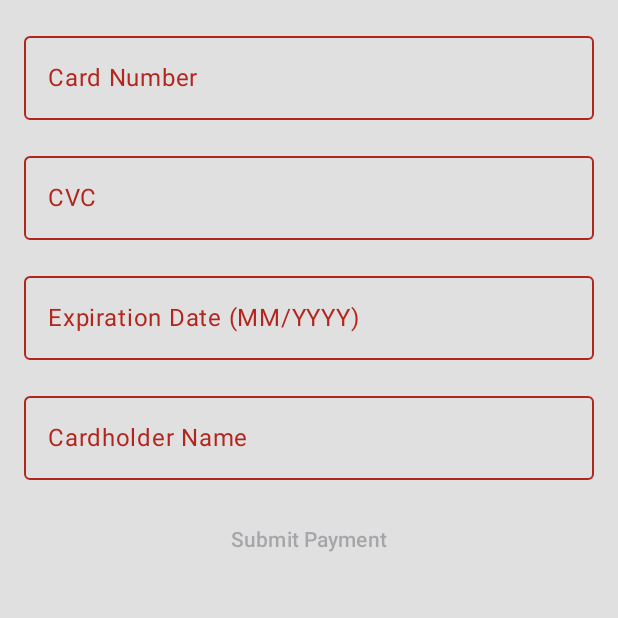
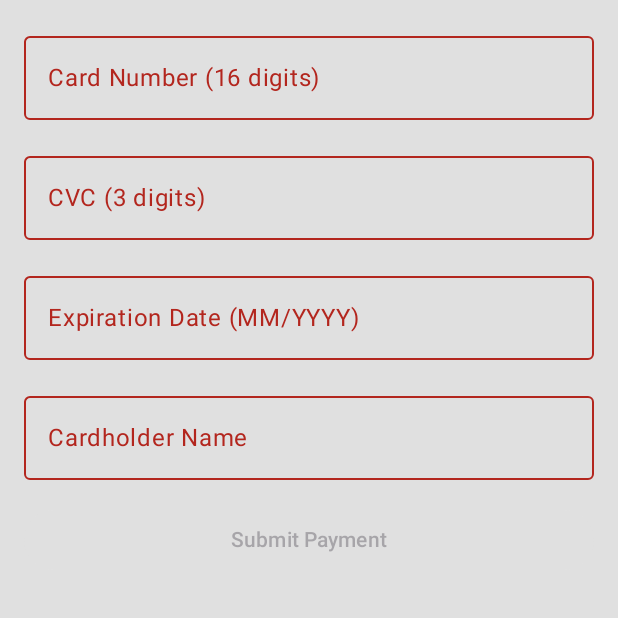
Before and after one commit to shivang0-0/ShopMate, an Android app built with Jetpack Compose: the composable PaymentScreen shown on its own in the app's theme, on a phone screen of 412 x 824 dp, the top half of it. Run offline under Robolectric (Android 15) with nearby library versions, the light colour scheme and no system bars.

Commit message:
added input validation in paymentscreen

```diff
--- a/app/src/main/java/com/sparkathon/shopmate/main/screens/PaymentScreen.kt
+++ b/app/src/main/java/com/sparkathon/shopmate/main/screens/PaymentScreen.kt
@@ -37,7 +37,14 @@ fun PaymentScreen() {
     val coroutineScope = rememberCoroutineScope()
     val textFieldColors = MaterialTheme.colorScheme.secondary
 
-    val isFormValid = cardNumber.isNotBlank() && cardCvc.isNotBlank() && cardExpirationDate.isNotBlank() && cardName.isNotBlank()
+    // Validation checks
+    val isCardNumberValid = cardNumber.length == 16 && cardNumber.all { it.isDigit() }
+    val isCvcValid = cardCvc.length == 3 && cardCvc.all { it.isDigit() }
+    val isExpirationDateValid = Regex("^(0[1-9]|1[0-2])/\\d{4}\$").matches(cardExpirationDate)
+    val isCardNameValid = cardName.isNotBlank()
+
+    // Form validation
+    val isFormValid = isCardNumberValid && isCvcValid && isExpirationDateValid && isCardNameValid
 
     Column(
         modifier = Modifier
@@ -48,7 +55,7 @@ fun PaymentScreen() {
         OutlinedTextField(
             value = cardNumber,
             onValueChange = { cardNumber = it },
-            label = { Text("Card Number") },
+            label = { Text("Card Number (16 digits)") },
             modifier = Modifier.fillMaxWidth(),
             colors = androidx.compose.material3.TextFieldDefaults.outlinedTextFieldColors(
                 focusedTextColor = textFieldColors,
@@ -60,10 +67,18 @@ fun PaymentScreen() {
             ),
             isError = cardNumber.isBlank()
         )
+        if (!isCardNumberValid && cardNumber.isNotBlank()) {
+            Text(
+                text = "Invalid card number. Must be 16 digits.",
+                color = MaterialTheme.colorScheme.error,
+                style = MaterialTheme.typography.bodySmall
+            )
+        }
+
         OutlinedTextField(
             value = cardCvc,
             onValueChange = { cardCvc = it },
-            label = { Text("CVC") },
+            label = { Text("CVC (3 digits)") },
             modifier = Modifier.fillMaxWidth(),
             colors = androidx.compose.material3.TextFieldDefaults.outlinedTextFieldColors(
                 focusedTextColor = textFieldColors,
@@ -75,6 +90,14 @@ fun PaymentScreen() {
             ),
             isError = cardNumber.isBlank()
         )
+        if (!isCvcValid && cardCvc.isNotBlank()) {
+            Text(
+                text = "Invalid CVC. Must be 3 digits.",
+                color = MaterialTheme.colorScheme.error,
+                style = MaterialTheme.typography.bodySmall
+            )
+        }
+
         OutlinedTextField(
             value = cardExpirationDate,
             onValueChange = { cardExpirationDate = it },
@@ -90,6 +113,14 @@ fun PaymentScreen() {
             ),
             isError = cardNumber.isBlank()
         )
+        if (!isExpirationDateValid && cardExpirationDate.isNotBlank()) {
+            Text(
+                text = "Invalid expiration date. Must be MM/YYYY.",
+                color = MaterialTheme.colorScheme.error,
+                style = MaterialTheme.typography.bodySmall
+            )
+        }
+
         OutlinedTextField(
             value = cardName,
             onValueChange = { cardName = it },
@@ -105,6 +136,14 @@ fun PaymentScreen() {
             ),
             isError = cardNumber.isBlank()
         )
+        if (!isCardNameValid && cardName.isNotBlank()) {
+            Text(
+                text = "Cardholder name cannot be empty.",
+                color = MaterialTheme.colorScheme.error,
+                style = MaterialTheme.typography.bodySmall
+            )
+        }
+
         Button(
             onClick = {
                 if (isFormValid) {
@@ -124,6 +163,7 @@ fun PaymentScreen() {
         ) {
             Text("Submit Payment")
         }
+
         if (responseMessage.isNotEmpty()) {
             Text(
                 text = responseMessage,
@@ -150,7 +190,7 @@ suspend fun sendPaymentRequest(
         }
 
         val connection = url.openConnection() as HttpURLConnection
-        connection.requestMethod = "GET"
+        connection.requestMethod = "POST" // Use POST for sending data securely
         connection.setRequestProperty("Content-Type", "application/json")
         connection.doOutput = true
 
```
